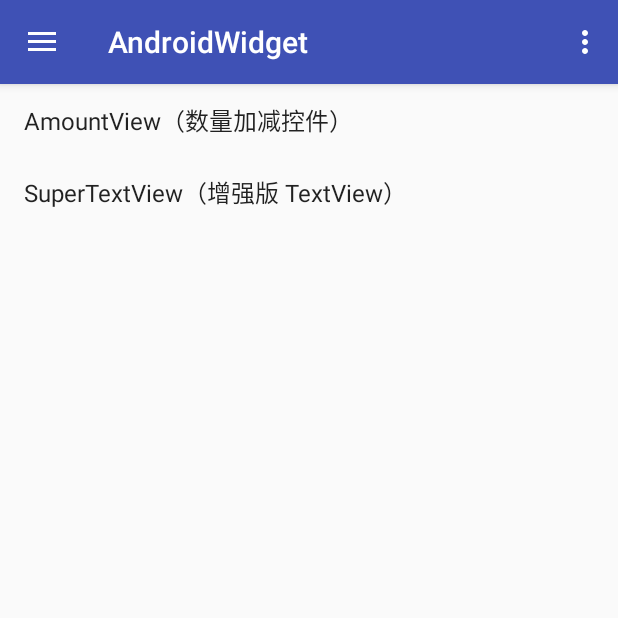
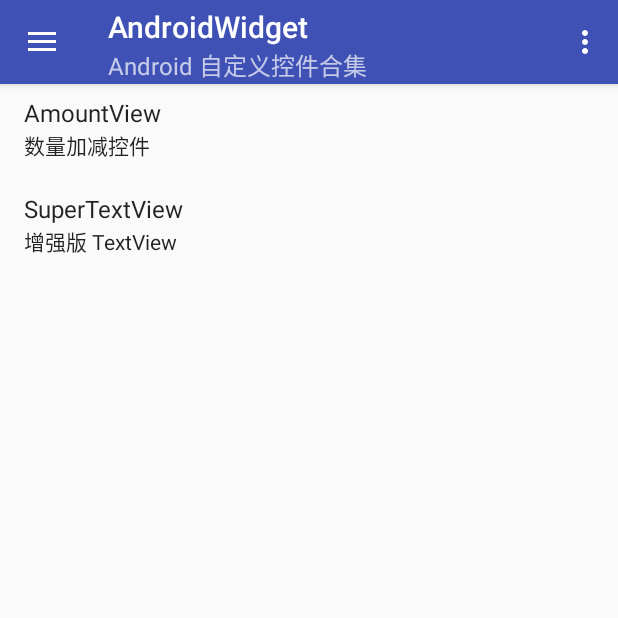
Before and after one commit to supercoeus/AndroidWidget, an Android app: the screen it shows after launch (MainActivity), on a phone screen of 412 x 824 dp, the top half of it. Run offline under Robolectric (Android 15) with nearby library versions, the light colour scheme and no system bars.

Commit message:
Updated item desc

```diff
--- a/app/src/main/java/com/github/airsaid/androidwidget/MainFragment.java
+++ b/app/src/main/java/com/github/airsaid/androidwidget/MainFragment.java
@@ -44,8 +44,8 @@ public class MainFragment extends Fragment{
         super.onViewCreated(view, savedInstanceState);
         mItems = new ArrayList<>();
 
-        mItems.add(new Item("AmountView（数量加减控件）", AmountViewFragment.class));
-        mItems.add(new Item("SuperTextView（增强版 TextView）", SuperTextViewFragment.class));
+        mItems.add(new Item("AmountView", "数量加减控件", AmountViewFragment.class));
+        mItems.add(new Item("SuperTextView", "增强版 TextView", SuperTextViewFragment.class));
 
         mItemAdapter.setNewData(mItems);
         mItemAdapter.setOnItemClickCallback(new ItemAdapter.OnItemClickCallback() {
--- a/app/src/main/java/com/github/airsaid/androidwidget/adapter/ItemAdapter.java
+++ b/app/src/main/java/com/github/airsaid/androidwidget/adapter/ItemAdapter.java
@@ -25,12 +25,14 @@ public class ItemAdapter extends RecyclerView.Adapter<ItemAdapter.ItemViewHolder
     @Override
     public ItemViewHolder onCreateViewHolder(ViewGroup parent, int viewType) {
         return new ItemViewHolder(LayoutInflater.from(parent.getContext())
-                .inflate(android.R.layout.simple_list_item_1, parent, false));
+                .inflate(android.R.layout.simple_list_item_2, parent, false));
     }
 
     @Override
     public void onBindViewHolder(ItemViewHolder holder, int position) {
-        holder.textView.setText(mList.get(position).getItem());
+        Item item = mList.get(position);
+        holder.txtTitle.setText(item.getTitle());
+        holder.txtDesc.setText(item.getDesc());
         final int adapterPosition = holder.getAdapterPosition();
         holder.itemView.setOnClickListener(new View.OnClickListener() {
             @Override
@@ -48,10 +50,12 @@ public class ItemAdapter extends RecyclerView.Adapter<ItemAdapter.ItemViewHolder
     }
 
     static class ItemViewHolder extends RecyclerView.ViewHolder{
-        TextView textView;
+        TextView txtTitle;
+        TextView txtDesc;
         ItemViewHolder(View itemView) {
             super(itemView);
-            this.textView = itemView.findViewById(android.R.id.text1);
+            this.txtTitle = itemView.findViewById(android.R.id.text1);
+            this.txtDesc = itemView.findViewById(android.R.id.text2);
         }
     }
 
--- a/app/src/main/java/com/github/airsaid/androidwidget/data/Item.java
+++ b/app/src/main/java/com/github/airsaid/androidwidget/data/Item.java
@@ -5,20 +5,30 @@ package com.github.airsaid.androidwidget.data;
  */
 public class Item {
 
-    private String item;
+    private String title;
+    private String desc;
     private Class  cls;
 
-    public Item(String item, Class cls){
-        this.item = item;
-        this.cls  = cls;
+    public Item(String title, String desc, Class cls){
+        this.title = title;
+        this.desc  = desc;
+        this.cls   = cls;
     }
 
-    public String getItem() {
-        return item;
+    public String getTitle() {
+        return title;
     }
 
-    public void setItem(String item) {
-        this.item = item;
+    public void setTitle(String title) {
+        this.title = title;
+    }
+
+    public String getDesc() {
+        return desc;
+    }
+
+    public void setDesc(String desc) {
+        this.desc = desc;
     }
 
     public Class getCls() {
@@ -28,4 +38,13 @@ public class Item {
     public void setCls(Class cls) {
         this.cls = cls;
     }
+
+    @Override
+    public String toString() {
+        return "Item{" +
+                "title='" + title + '\'' +
+                ", desc='" + desc + '\'' +
+                ", cls=" + cls +
+                '}';
+    }
 }
--- a/app/src/main/res/values/strings.xml
+++ b/app/src/main/res/values/strings.xml
@@ -1,5 +1,6 @@
 <resources>
     <string name="app_name">AndroidWidget</string>
+    <string name="app_desc">Android 自定义控件合集</string>
 
     <string name="navigation_drawer_open">Open navigation drawer</string>
     <string name="navigation_drawer_close">Close navigation drawer</string>
```
Also changed, not shown: app/src/main/java/com/github/airsaid/androidwidget/MainActivity.java (+7 -4 lines).
